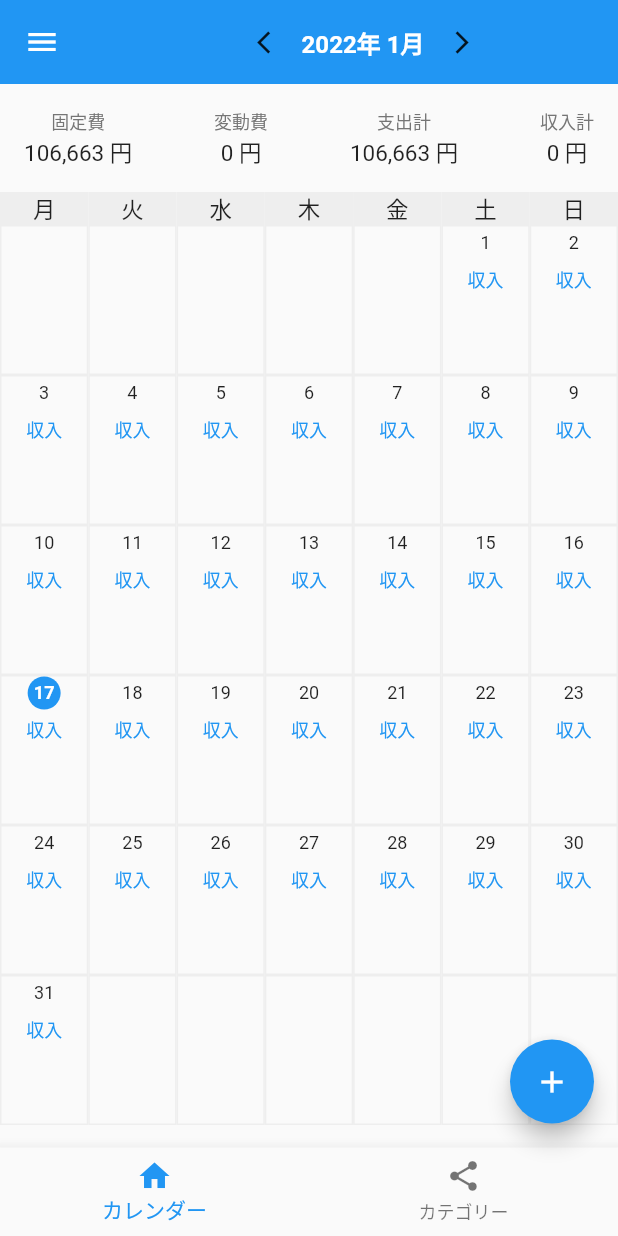
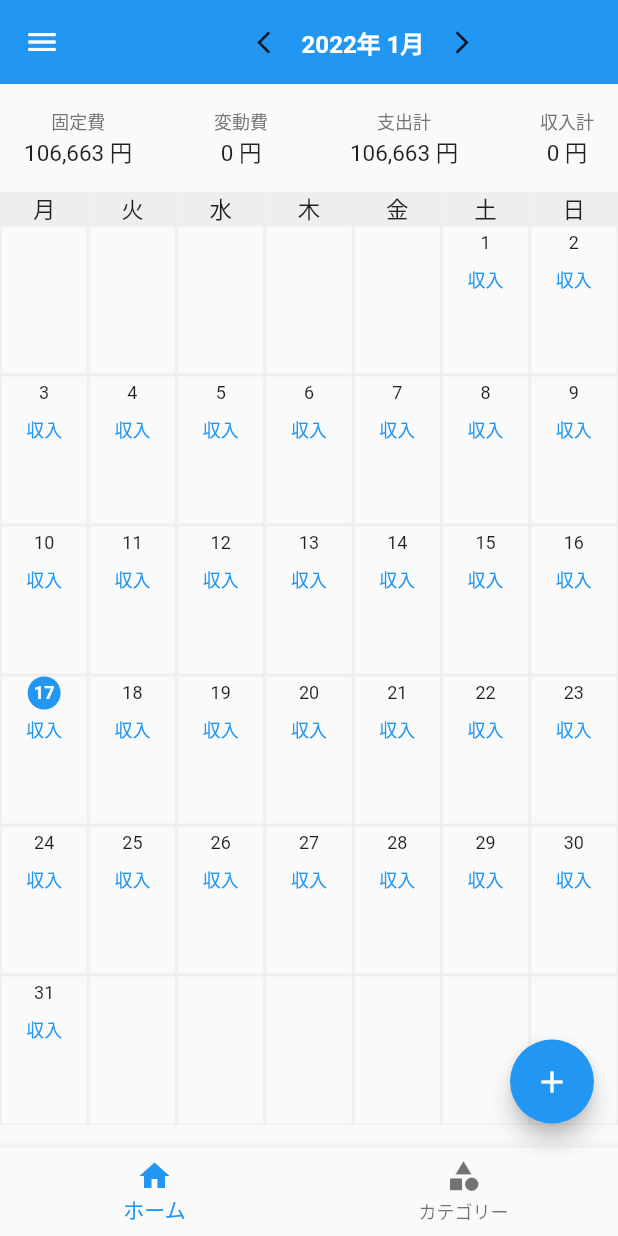
Before and after one commit to kosukesaigusa/flutter_account_book, a Flutter app: the HomePage screen opened directly, on a phone screen of 412 x 824 dp. Run offline on Flutter 3.47's test engine with Material 2 defaults, Android fonts, the phone set to English and light mode, and no system bars; our stand-ins replace cloud_firestore, connectivity_plus, firebase_auth, firebase_core, flutter_spinkit, freezed_annotation and 3 more; missing offline and left inert: flutter_state_notifier, ks_flutter_commons, sign_button; accounts and stored records are empty.

Commit message:
feat: implement bottom navigation bar related features

```diff
--- /dev/null
+++ b/packages/app/lib/controllers/application/application_controller.dart
@@ -0,0 +1,27 @@
+import 'package:flutter/material.dart';
+import 'package:flutter_account_book/controllers/application/application_state.dart';
+import 'package:flutter_account_book/controllers/bottom_navigation_bar/bottom_navigation_bar_controller.dart';
+import 'package:flutter_account_book/controllers/snack_bar/snack_bar_controller.dart';
+import 'package:state_notifier/state_notifier.dart';
+
+class ApplicationController extends StateNotifier<ApplicationState> with LocatorMixin {
+  ApplicationController() : super(const ApplicationState());
+
+  GlobalKey<NavigatorState> get navigatorState => read();
+  SnackBarController get snackBarController => read();
+  BottomNavigationBarController get bottomNavigationBarController => read();
+
+  /// ローディングを開始する。
+  /// Duration を指定しなければ 5 秒後に戻る。
+  void startLoading({Duration duration = const Duration(seconds: 5)}) {
+    state = state.copyWith(loading: true);
+    Future<void>.delayed(duration, () {
+      state = state.copyWith(loading: false);
+    });
+  }
+
+  /// ローディングを終了する
+  void endLoading() {
+    state = state.copyWith(loading: false);
+  }
+}
--- /dev/null
+++ b/packages/app/lib/controllers/application/application_state.dart
@@ -0,0 +1,10 @@
+import 'package:freezed_annotation/freezed_annotation.dart';
+
+part 'application_state.freezed.dart';
+
+@freezed
+class ApplicationState with _$ApplicationState {
+  const factory ApplicationState({
+    @Default(false) bool loading,
+  }) = _ApplicationState;
+}
--- /dev/null
+++ b/packages/app/lib/controllers/bottom_navigation_bar/bottom_navigation_bar_controller.dart
@@ -0,0 +1,19 @@
+import 'package:flutter_account_book/controllers/bottom_navigation_bar/bottom_navigation_bar_state.dart';
+import 'package:flutter_account_book/utils/enums.dart';
+import 'package:state_notifier/state_notifier.dart';
+
+class BottomNavigationBarController extends StateNotifier<BottomNavigationBarState>
+    with LocatorMixin {
+  BottomNavigationBarController()
+      : super(BottomNavigationBarState(
+          currentIndex: 0,
+          item: BottomNavigationBarItemEnum.home,
+        ));
+
+  /// タブを移動する
+  void changeTab(int index) {
+    state = state.copyWith(
+      currentIndex: index,
+    );
+  }
+}
--- /dev/null
+++ b/packages/app/lib/controllers/bottom_navigation_bar/bottom_navigation_bar_state.dart
@@ -0,0 +1,12 @@
+import 'package:flutter_account_book/utils/enums.dart';
+import 'package:freezed_annotation/freezed_annotation.dart';
+
+part 'bottom_navigation_bar_state.freezed.dart';
+
+@freezed
+class BottomNavigationBarState with _$BottomNavigationBarState {
+  factory BottomNavigationBarState({
+    @Default(0) int currentIndex,
+    @Default(BottomNavigationBarItemEnum.home) BottomNavigationBarItemEnum item,
+  }) = _TabState;
+}
--- a/packages/app/lib/pages/home/home_page.dart
+++ b/packages/app/lib/pages/home/home_page.dart
@@ -1,11 +1,14 @@
 import 'package:cloud_firestore/cloud_firestore.dart';
 import 'package:flutter/material.dart';
+import 'package:flutter_account_book/controllers/bottom_navigation_bar/bottom_navigation_bar_controller.dart';
+import 'package:flutter_account_book/controllers/bottom_navigation_bar/bottom_navigation_bar_state.dart';
 import 'package:flutter_account_book/pages/calendar/calendar_page.dart';
 import 'package:flutter_account_book/pages/category/category_page.dart';
 import 'package:flutter_account_book/pages/category_add/category_add_page.dart';
 import 'package:flutter_account_book/pages/expense_add/expense_add_page.dart';
 import 'package:flutter_account_book/repository/auth/auth_repository.dart';
 import 'package:flutter_account_book/store/store.dart';
+import 'package:flutter_account_book/utils/enums.dart';
 import 'package:flutter_account_book/utils/utility_methods.dart';
 import 'package:flutter_account_book/view_models/calendar/calendar_view_model.dart';
 import 'package:flutter_account_book/view_models/category/category_view_model.dart';
@@ -13,7 +16,7 @@ import 'package:ks_flutter_commons/ks_flutter_commons.dart';
 import 'package:provider/provider.dart';
 
 class HomePage extends StatelessWidget {
-  HomePage({Key? key}) : super(key: key);
+  const HomePage({Key? key}) : super(key: key);
 
   static const path = '/';
   static const name = 'HomePage';
@@ -36,8 +39,11 @@ class HomePage extends StatelessWidget {
             child: Stack(
               children: <Widget>[
                 IndexedStack(
-                  index: store.tabIndex,
-                  children: _stackedPages,
+                  index: context.watch<BottomNavigationBarState>().currentIndex,
+                  children: <Widget>[
+                    CalendarPage(),
+                    CategoryPage(),
+                  ],
                 ),
               ],
             ),
@@ -65,31 +71,23 @@ class HomePage extends StatelessWidget {
             child: const Icon(Icons.add),
           ),
           bottomNavigationBar: BottomNavigationBar(
-            items: bottomNavBarItems,
-            currentIndex: store.tabIndex,
-            onTap: store.changeTab,
+            items: <BottomNavigationBarItem>[
+              BottomNavigationBarItem(
+                icon: BottomNavigationBarItemEnum.home.icon,
+                label: BottomNavigationBarItemEnum.home.label,
+              ),
+              BottomNavigationBarItem(
+                icon: BottomNavigationBarItemEnum.category.icon,
+                label: BottomNavigationBarItemEnum.category.label,
+              ),
+            ],
+            currentIndex: context.watch<BottomNavigationBarState>().currentIndex,
+            onTap: context.read<BottomNavigationBarController>().changeTab,
           ),
         );
       },
     );
   }
-
-  /// ホーム・シェア・マイページの 3 画面
-  final _stackedPages = <Widget>[
-    CalendarPage(),
-    CategoryPage(),
-  ];
-
-  final List<BottomNavigationBarItem> bottomNavBarItems = [
-    const BottomNavigationBarItem(
-      icon: Icon(Icons.home),
-      label: 'カレンダー',
-    ),
-    const BottomNavigationBarItem(
-      icon: Icon(Icons.share),
-      label: 'カテゴリー',
-    ),
-  ];
 }
 
 /// ドロワー
--- a/packages/app/lib/route/routes.dart
+++ b/packages/app/lib/route/routes.dart
@@ -5,6 +5,6 @@ import 'package:flutter_account_book/utils/types.dart';
 
 /// ページ一覧
 final routeDict = <String, PageBuilder>{
-  HomePage.path: (_, args) => HomePage(key: const ValueKey(HomePage.name)),
+  HomePage.path: (_, args) => const HomePage(key: ValueKey(HomePage.name)),
   NotFoundPage.path: (_, args) => const NotFoundPage(key: ValueKey(NotFoundPage.name)),
 };
--- /dev/null
+++ b/packages/app/lib/utils/enums.dart
@@ -0,0 +1,26 @@
+import 'package:flutter/material.dart';
+
+enum BottomNavigationBarItemEnum {
+  home,
+  category,
+}
+
+extension BottomNavigationBarItemEnumExt on BottomNavigationBarItemEnum {
+  String get label {
+    switch (this) {
+      case BottomNavigationBarItemEnum.home:
+        return 'ホーム';
+      case BottomNavigationBarItemEnum.category:
+        return 'カテゴリー';
+    }
+  }
+
+  Icon get icon {
+    switch (this) {
+      case BottomNavigationBarItemEnum.home:
+        return const Icon(Icons.home);
+      case BottomNavigationBarItemEnum.category:
+        return const Icon(Icons.category);
+    }
+  }
+}
```
Also changed, not shown: packages/app/lib/app_multi_provider.dart (+11 -0 lines), packages/app/lib/controllers/application/application_state.freezed.dart (added), packages/app/lib/controllers/bottom_navigation_bar/bottom_navigation_bar_state.freezed.dart (added).
